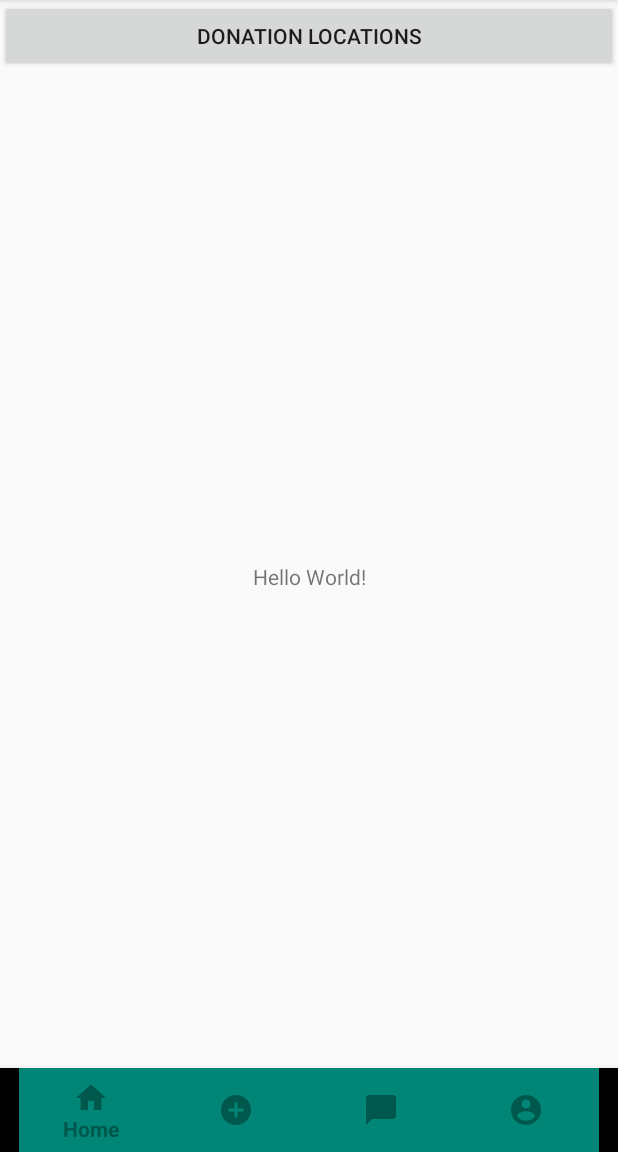
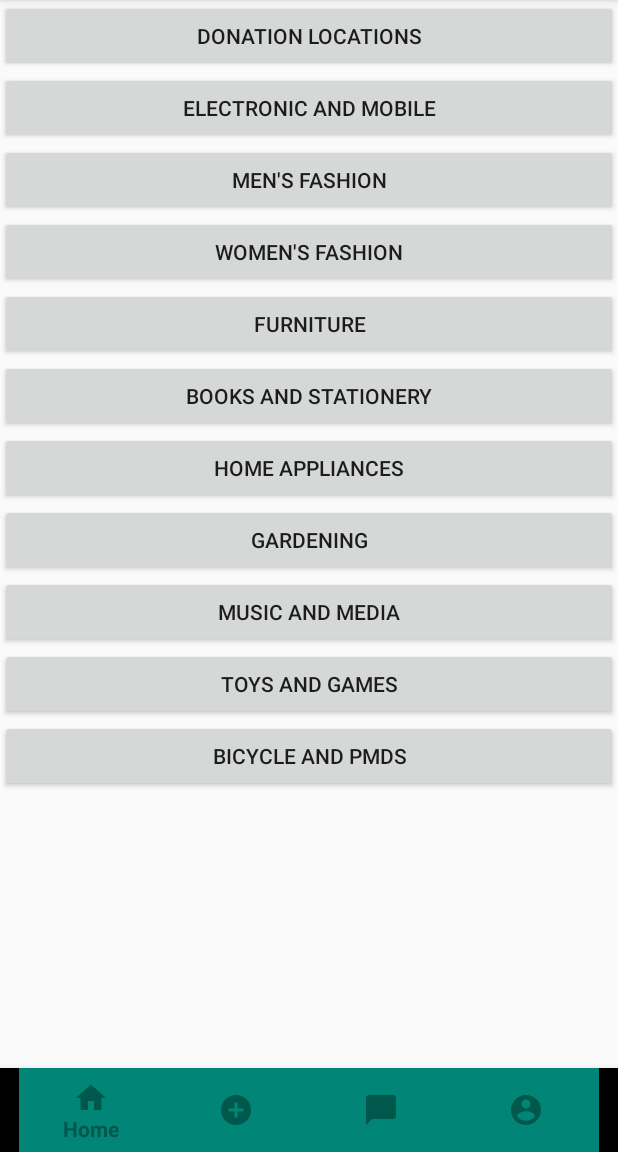
Before and after one commit to shiinx/1D_Kifu, an Android app: the screen it shows after launch (MainActivity), on a phone screen of 412 x 824 dp, the part 84-1236 px from its top. Run offline under Robolectric (Android 15) with nearby library versions, the phone set to English and light mode, and no system bars.

Commit message:
update map

```diff
--- a/app/src/main/java/com/Team3_6/kifu/MainActivity.java
+++ b/app/src/main/java/com/Team3_6/kifu/MainActivity.java
@@ -62,6 +62,7 @@ public class MainActivity extends AppCompatActivity {
                 switch (item.getItemId()){
                     case R.id.navigation_home:
                         LoadFragment(homeFragment);
+                        findViewById(R.id.mainact).setVisibility(View.VISIBLE);
                         return true;
                     case R.id.navigation_post:
                         LoadFragment(postFragment);
@@ -89,9 +90,11 @@ public class MainActivity extends AppCompatActivity {
     // methods to change to other fragments
     private void LoadFragment(Fragment fragment){
         FragmentTransaction fragmentTransaction = getSupportFragmentManager().beginTransaction();
+        findViewById(R.id.mainact).setVisibility(View.GONE);
         fragmentTransaction.replace(R.id.frameLayout,fragment);
         fragmentTransaction.commit();
     }
 
 
+
 }
--- a/app/src/main/res/layout/activity_main.xml
+++ b/app/src/main/res/layout/activity_main.xml
@@ -1,27 +1,92 @@
 <?xml version="1.0" encoding="utf-8"?>
-<androidx.constraintlayout.widget.ConstraintLayout xmlns:android="http://schemas.android.com/apk/res/android"
+<androidx.coordinatorlayout.widget.CoordinatorLayout
+    xmlns:android="http://schemas.android.com/apk/res/android"
     xmlns:app="http://schemas.android.com/apk/res-auto"
     xmlns:tools="http://schemas.android.com/tools"
     android:layout_width="match_parent"
     android:layout_height="match_parent"
+    android:orientation="vertical"
     tools:context=".MainActivity">
 
-    <TextView
-        android:layout_width="wrap_content"
+    <ScrollView
+        android:layout_width="match_parent"
+        android:layout_height="wrap_content">
+
+        <LinearLayout
+            android:id="@+id/mainact"
+            android:layout_width="match_parent"
             android:layout_height="wrap_content"
-        android:text="Hello World!"
-        app:layout_constraintBottom_toBottomOf="parent"
-        app:layout_constraintLeft_toLeftOf="parent"
-        app:layout_constraintRight_toRightOf="parent"
-        app:layout_constraintTop_toTopOf="parent" />
+            android:orientation="vertical">
 
             <Button
                 android:id="@+id/mapButton"
                 android:layout_width="match_parent"
                 android:layout_height="wrap_content"
-        android:layout_gravity="center"
                 android:text="Donation locations" />
 
+            <Button
+                android:id="@+id/menu1"
+                android:layout_width="match_parent"
+                android:layout_height="wrap_content"
+                android:text="Electronic and Mobile" />
+
+            <Button
+                android:id="@+id/menu2"
+                android:layout_width="match_parent"
+                android:layout_height="wrap_content"
+                android:text="Men's Fashion" />
+
+            <Button
+                android:id="@+id/menu3"
+                android:layout_width="match_parent"
+                android:layout_height="wrap_content"
+                android:text="Women's Fashion" />
+
+            <Button
+                android:id="@+id/menu4"
+                android:layout_width="match_parent"
+                android:layout_height="wrap_content"
+                android:text="Furniture" />
+
+            <Button
+                android:id="@+id/menu5"
+                android:layout_width="match_parent"
+                android:layout_height="wrap_content"
+                android:text="Books and Stationery" />
+
+            <Button
+                android:id="@+id/menu6"
+                android:layout_width="match_parent"
+                android:layout_height="wrap_content"
+                android:text="Home Appliances" />
+
+            <Button
+                android:id="@+id/menu7"
+                android:layout_width="match_parent"
+                android:layout_height="wrap_content"
+                android:text="Gardening" />
+
+            <Button
+                android:id="@+id/menu8"
+                android:layout_width="match_parent"
+                android:layout_height="wrap_content"
+                android:text="Music and Media" />
+
+            <Button
+                android:id="@+id/menu9"
+                android:layout_width="match_parent"
+                android:layout_height="wrap_content"
+                android:text="Toys and Games" />
+
+            <Button
+                android:id="@+id/menu10"
+                android:layout_width="match_parent"
+                android:layout_height="wrap_content"
+                android:text="Bicycle and PMDs" />
+
+        </LinearLayout>
+
+    </ScrollView>
 
     <FrameLayout
         android:id="@+id/container"
@@ -33,6 +98,15 @@
         app:layout_constraintTop_toTopOf="parent">
 
 
+        <FrameLayout
+            android:id="@+id/frameLayout"
+            android:layout_width="match_parent"
+            android:layout_height="match_parent"
+            android:layout_gravity="start">
+
+
+        </FrameLayout>
+
         <com.google.android.material.bottomnavigation.BottomNavigationView
             android:id="@+id/bottomNavBar"
             android:layout_width="match_parent"
@@ -41,17 +115,14 @@
             app:itemBackground="@color/colorPrimary"
             app:itemIconTint="@color/colorPrimaryDark"
             app:itemTextColor="@color/colorPrimaryDark"
-            app:menu="@menu/bottom_nav_bar" />
+            app:menu="@menu/bottom_nav_bar">
+
+        </com.google.android.material.bottomnavigation.BottomNavigationView>
         <!-- to include the menu items for the bottom navigation bar -->
 
-        <FrameLayout
-            android:id="@+id/frameLayout"
-            android:layout_width="match_parent"
-            android:layout_height="550dp">
 
     </FrameLayout>
 
 
-    </FrameLayout>
 
-</androidx.constraintlayout.widget.ConstraintLayout>
+</androidx.coordinatorlayout.widget.CoordinatorLayout>
--- a/app/src/main/res/layout/fragment_post.xml
+++ b/app/src/main/res/layout/fragment_post.xml
@@ -10,5 +10,4 @@
         android:layout_width="match_parent"
         android:layout_height="match_parent"
         android:text="Post Layout Here" />
-
 </FrameLayout>
```
Lines whose indentation alone changed are shown as unchanged.
